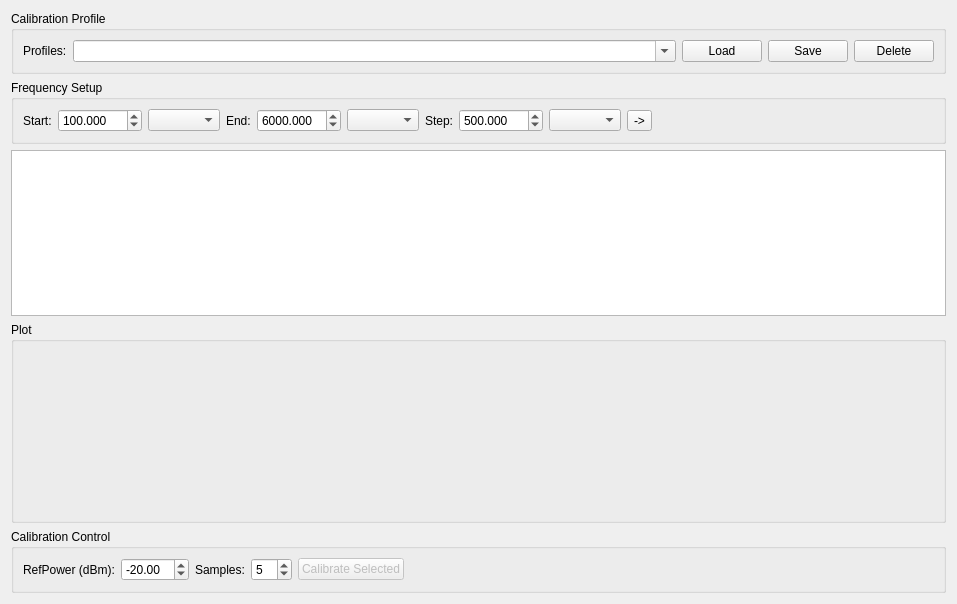
coozoo/qtrfpowermeter, file src/calibrationmanager.ui: the form before one commit.
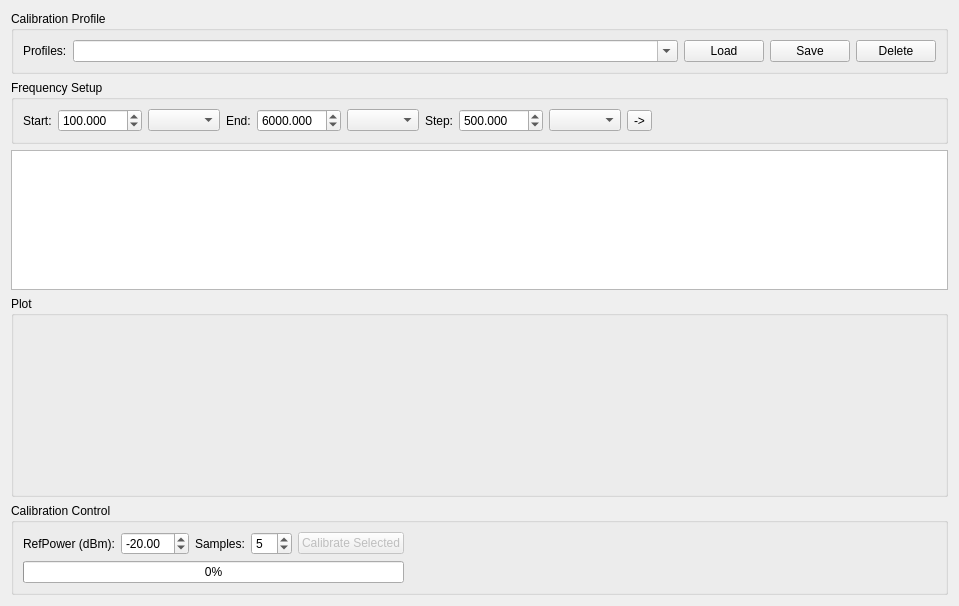
The form after the commit. Custom widgets are drawn as their Qt base class.

```diff
--- a/src/calibrationmanager.ui
+++ b/src/calibrationmanager.ui
@@ -6,8 +6,8 @@
    <rect>
     <x>0</x>
     <y>0</y>
-    <width>957</width>
-    <height>604</height>
+    <width>959</width>
+    <height>606</height>
    </rect>
   </property>
   <property name="windowTitle">
@@ -198,44 +198,8 @@
      <property name="title">
       <string>Calibration Control</string>
      </property>
-     <layout class="QHBoxLayout" name="horizontalLayout_2">
-      <item>
-       <widget class="QLabel" name="label_6">
-        <property name="toolTip">
-         <string>Reference Power to Use for Calibration</string>
-        </property>
-        <property name="text">
-         <string>RefPower (dBm):</string>
-        </property>
-       </widget>
-      </item>
-      <item>
-       <widget class="QDoubleSpinBox" name="referencePowerSpinBox">
-        <property name="toolTip">
-         <string>Reference Power to Use for Calibration</string>
-        </property>
-        <property name="minimum">
-         <double>-100.000000000000000</double>
-        </property>
-        <property name="maximum">
-         <double>100.000000000000000</double>
-        </property>
-        <property name="value">
-         <double>-20.000000000000000</double>
-        </property>
-       </widget>
-      </item>
-      <item>
-       <widget class="QLabel" name="label_7">
-        <property name="toolTip">
-         <string>Samples to Average</string>
-        </property>
-        <property name="text">
-         <string>Samples:</string>
-        </property>
-       </widget>
-      </item>
-      <item>
+     <layout class="QGridLayout" name="gridLayout_2">
+      <item row="0" column="3">
        <widget class="QSpinBox" name="sampleCountSpinBox">
         <property name="toolTip">
          <string>Samples to Average</string>
@@ -248,7 +212,17 @@
         </property>
        </widget>
       </item>
-      <item>
+      <item row="0" column="2">
+       <widget class="QLabel" name="label_7">
+        <property name="toolTip">
+         <string>Samples to Average</string>
+        </property>
+        <property name="text">
+         <string>Samples:</string>
+        </property>
+       </widget>
+      </item>
+      <item row="0" column="4">
        <widget class="QPushButton" name="pickAverageButton">
         <property name="enabled">
          <bool>false</bool>
@@ -261,7 +235,33 @@
         </property>
        </widget>
       </item>
-      <item>
+      <item row="0" column="0">
+       <widget class="QLabel" name="label_6">
+        <property name="toolTip">
+         <string>Reference Power to Use for Calibration</string>
+        </property>
+        <property name="text">
+         <string>RefPower (dBm):</string>
+        </property>
+       </widget>
+      </item>
+      <item row="0" column="1">
+       <widget class="QDoubleSpinBox" name="referencePowerSpinBox">
+        <property name="toolTip">
+         <string>Reference Power to Use for Calibration</string>
+        </property>
+        <property name="minimum">
+         <double>-100.000000000000000</double>
+        </property>
+        <property name="maximum">
+         <double>100.000000000000000</double>
+        </property>
+        <property name="value">
+         <double>-20.000000000000000</double>
+        </property>
+       </widget>
+      </item>
+      <item row="0" column="6">
        <spacer name="horizontalSpacer_2">
         <property name="orientation">
          <enum>Qt::Orientation::Horizontal</enum>
@@ -274,6 +274,13 @@
         </property>
        </spacer>
       </item>
+      <item row="1" column="0" colspan="5">
+       <widget class="QProgressBar" name="calibrateSelected_progressBar">
+        <property name="value">
+         <number>0</number>
+        </property>
+       </widget>
+      </item>
      </layout>
     </widget>
    </item>
```
